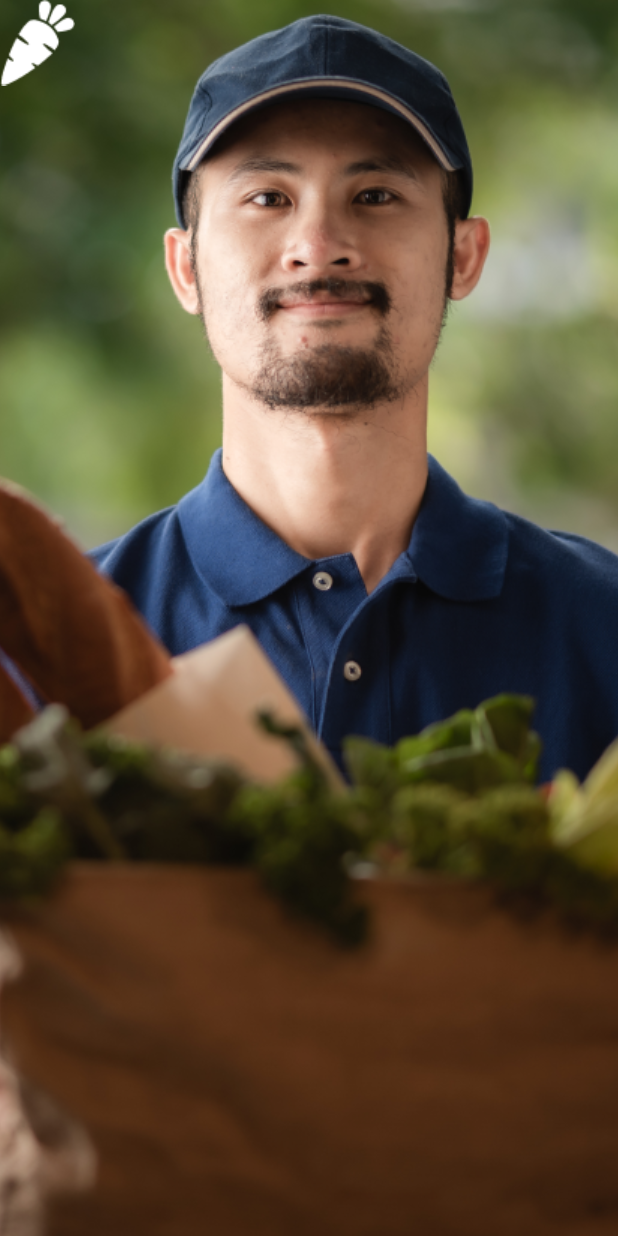
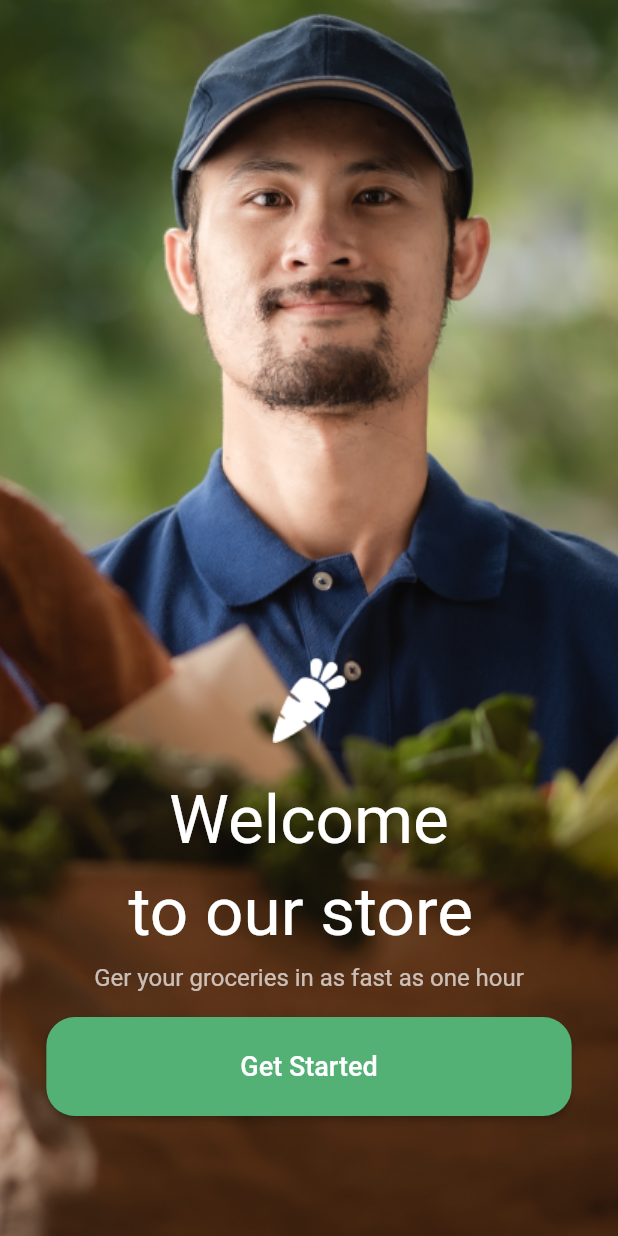
Before and after one commit to Tahsin020/online-groceries-app, a Flutter app: the screen it shows after launch, on a phone screen of 412 x 824 dp. Run offline on Flutter 3.47's test engine with Material 2 defaults, Android fonts, the phone set to English and light mode, and no system bars.

Commit message:
splash update

```diff
--- a/lib/view/authentication/splash/view/splash_view.dart
+++ b/lib/view/authentication/splash/view/splash_view.dart
@@ -1,4 +1,5 @@
 import 'package:flutter/material.dart';
+import 'package:online_groceries_app/product/color/app_color.dart';
 
 class SplashView extends StatefulWidget {
   const SplashView({Key? key}) : super(key: key);
@@ -21,7 +22,67 @@ class _SplashViewState extends State<SplashView> {
             width: MediaQuery.of(context).size.width,
             alignment: Alignment.center,
           ),
-          Image.asset("assets/images/carrot.png")
+          Row(
+            mainAxisAlignment: MainAxisAlignment.center,
+            crossAxisAlignment: CrossAxisAlignment.center,
+            children: [
+              Column(
+                mainAxisAlignment: MainAxisAlignment.end,
+                children: [
+                  Column(
+                    children: [
+                      Image.asset("assets/images/carrot.png"),
+                      SizedBox(
+                        height: MediaQuery.of(context).size.height * 0.03,
+                      ),
+                      Text(
+                        "Welcome",
+                        style: Theme.of(context).textTheme.headline3?.copyWith(
+                              color: Colors.white,
+                            ),
+                        textAlign: TextAlign.center,
+                      ),
+                      SizedBox(
+                        height: MediaQuery.of(context).size.height * 0.01,
+                      ),
+                      Text(
+                        "to our store ",
+                        style: Theme.of(context).textTheme.headline3?.copyWith(color: Colors.white),
+                      ),
+                      SizedBox(
+                        height: MediaQuery.of(context).size.height * 0.01,
+                      ),
+                      Text(
+                        "Ger your groceries in as fast as one hour",
+                        style: Theme.of(context)
+                            .textTheme
+                            .headline6
+                            ?.copyWith(color: const Color(0xffb3fcfcfc), fontSize: 16, fontWeight: FontWeight.normal),
+                      ),
+                      SizedBox(
+                        height: MediaQuery.of(context).size.height * 0.02,
+                      ),
+                      SizedBox(
+                        height: MediaQuery.of(context).size.height * 0.08,
+                        width: MediaQuery.of(context).size.width * 0.85,
+                        child: ElevatedButton(
+                            onPressed: () {},
+                            style: ElevatedButton.styleFrom(
+                              primary: AppColor.glen,
+                              shape: RoundedRectangleBorder(borderRadius: BorderRadius.circular(19)),
+                            ),
+                            child: Text(
+                              "Get Started",
+                              style: Theme.of(context).textTheme.headline6?.copyWith(color: Colors.white, fontSize: 18),
+                            )),
+                      ),
+                      const Padding(padding: EdgeInsets.all(40))
+                    ],
+                  ),
+                ],
+              ),
+            ],
+          )
         ],
       ),
     );
```
